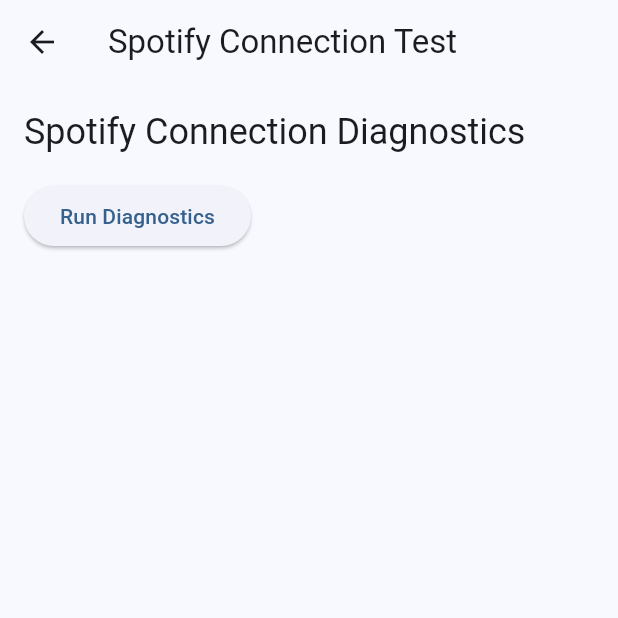
After one commit to EthanWoolley/SongSurf, a Flutter app: the screen it shows after launch, after a tap on the "music note" icon, on a phone screen of 412 x 824 dp, the top half of it. The commit adds this screen. Run offline on Flutter 3.47's test engine with Material 3 defaults, Android fonts, the phone set to English and light mode, and no system bars; our stand-ins replace cached_network_image, flutter_dotenv, sensors_plus, supabase_flutter; missing offline and left inert: spotify_sdk; accounts and stored records are empty; network calls fail.

Commit message:
Update Spotify SDK and improve platform integration
- Upgrade Spotify SDK from v2.3.1 to v3.0.2
- Enhance Android and iOS configuration for Spotify connectivity
- Add robust Spotify initialization and authentication logic
- Implement fallback mechanisms and connection retry strategies
- Update platform-specific manifests and permissions
- Add SpotifyTestScreen for debugging connection issues
- Improve error handling and logging in SpotifyService

```diff
--- a/lib/main.dart
+++ b/lib/main.dart
@@ -4,6 +4,7 @@ import 'package:songsurf/services/spotify_service.dart';
 import 'package:songsurf/services/supabase_service.dart';
 import 'package:songsurf/theme/app_theme.dart';
 import 'package:songsurf/screens/name_screen.dart';
+import 'package:songsurf/screens/spotify_test_screen.dart';
 import 'package:url_launcher/url_launcher.dart';
 import 'dart:async';
 import 'package:flutter/services.dart';
@@ -16,7 +17,22 @@ void main() async {
 
   // Initialize services
   await SupabaseService().initialize();
-  await SpotifyService().initialize();
+
+  // Initialize Spotify service with retry logic
+  bool spotifyInitialized = false;
+  int retryCount = 0;
+
+  while (!spotifyInitialized && retryCount < 3) {
+    try {
+      await SpotifyService().initialize();
+      spotifyInitialized = true;
+      print('Spotify service initialized successfully');
+    } catch (e) {
+      retryCount++;
+      print('Failed to initialize Spotify service (attempt $retryCount): $e');
+      await Future.delayed(Duration(seconds: 1));
+    }
+  }
 
   runApp(const MyApp());
 }
@@ -38,6 +54,19 @@ class _MyAppState extends State<MyApp> with WidgetsBindingObserver {
 
     // Configure platform channels for deep linking
     _configureDeepLinking();
+
+    // Ensure Spotify is authenticated when app starts
+    _authenticateSpotify();
+  }
+
+  Future<void> _authenticateSpotify() async {
+    try {
+      await _spotifyService.authenticate();
+      print('Spotify authenticated successfully');
+    } catch (e) {
+      print('Failed to authenticate with Spotify: $e');
+      // We'll continue anyway, as the app can still function with web fallbacks
+    }
   }
 
   @override
@@ -51,7 +80,7 @@ class _MyAppState extends State<MyApp> with WidgetsBindingObserver {
   void didChangeAppLifecycleState(AppLifecycleState state) {
     if (state == AppLifecycleState.resumed) {
       // Reconnect to Spotify when app is resumed
-      _spotifyService.authenticate();
+      _authenticateSpotify();
     }
   }
 
@@ -68,7 +97,29 @@ class _MyAppState extends State<MyApp> with WidgetsBindingObserver {
       theme: AppTheme.lightTheme,
       darkTheme: AppTheme.darkTheme,
       themeMode: ThemeMode.system,
-      home: const NameScreen(),
+      home: const HomeWrapper(),
     );
   }
 }
+
+class HomeWrapper extends StatelessWidget {
+  const HomeWrapper({super.key});
+
+  @override
+  Widget build(BuildContext context) {
+    return Scaffold(
+      body: NameScreen(),
+      floatingActionButton: FloatingActionButton(
+        onPressed: () {
+          Navigator.of(context).push(
+            MaterialPageRoute(
+              builder: (context) => const SpotifyTestScreen(),
+            ),
+          );
+        },
+        child: const Icon(Icons.music_note),
+        tooltip: 'Spotify Connection Test',
+      ),
+    );
+  }
+}
--- /dev/null
+++ b/lib/screens/spotify_test_screen.dart
@@ -0,0 +1,133 @@
+import 'package:flutter/material.dart';
+import 'package:songsurf/services/spotify_service.dart';
+
+class SpotifyTestScreen extends StatefulWidget {
+  const SpotifyTestScreen({super.key});
+
+  @override
+  State<SpotifyTestScreen> createState() => _SpotifyTestScreenState();
+}
+
+class _SpotifyTestScreenState extends State<SpotifyTestScreen> {
+  final _spotifyService = SpotifyService();
+  Map<String, dynamic>? _testResults;
+  bool _isLoading = false;
+  String? _errorMessage;
+
+  @override
+  Widget build(BuildContext context) {
+    return Scaffold(
+      appBar: AppBar(
+        title: const Text('Spotify Connection Test'),
+      ),
+      body: Padding(
+        padding: const EdgeInsets.all(16.0),
+        child: Column(
+          crossAxisAlignment: CrossAxisAlignment.start,
+          children: [
+            Text(
+              'Spotify Connection Diagnostics',
+              style: Theme.of(context).textTheme.headlineSmall,
+            ),
+            const SizedBox(height: 16),
+            ElevatedButton(
+              onPressed: _isLoading ? null : _runTests,
+              child: _isLoading
+                  ? const CircularProgressIndicator()
+                  : const Text('Run Diagnostics'),
+            ),
+            const SizedBox(height: 24),
+            if (_errorMessage != null)
+              Container(
+                padding: const EdgeInsets.all(8),
+                color: Colors.red.shade100,
+                child: Text(
+                  'Error: $_errorMessage',
+                  style: TextStyle(color: Colors.red.shade900),
+                ),
+              ),
+            if (_testResults != null) ...[
+              Text(
+                'Test Results:',
+                style: Theme.of(context).textTheme.titleMedium,
+              ),
+              const SizedBox(height: 8),
+              Expanded(
+                child: SingleChildScrollView(
+                  child: _buildTestResultsView(),
+                ),
+              ),
+            ],
+          ],
+        ),
+      ),
+    );
+  }
+
+  Future<void> _runTests() async {
+    setState(() {
+      _isLoading = true;
+      _errorMessage = null;
+    });
+
+    try {
+      final results = await _spotifyService.testSpotifyConnection();
+      setState(() {
+        _testResults = results;
+        _isLoading = false;
+      });
+    } catch (e) {
+      setState(() {
+        _errorMessage = e.toString();
+        _isLoading = false;
+      });
+    }
+  }
+
+  Widget _buildTestResultsView() {
+    if (_testResults == null) return const SizedBox.shrink();
+
+    return Column(
+      crossAxisAlignment: CrossAxisAlignment.start,
+      children: _testResults!.entries.map((entry) {
+        final key = entry.key;
+        final value = entry.value;
+
+        // Format the key for better readability
+        final formattedKey = key
+            .replaceAllMapped(
+                RegExp(r'([A-Z])'), (match) => ' ${match.group(0)}')
+            .replaceAllMapped(
+                RegExp(r'([a-z])([A-Z])'), (match) => '${match.group(1)} ${match.group(2)}')
+            .toLowerCase()
+            .trim();
+
+        final capitalizedKey = formattedKey.substring(0, 1).toUpperCase() + formattedKey.substring(1);
+
+        return Padding(
+          padding: const EdgeInsets.only(bottom: 8.0),
+          child: Column(
+            crossAxisAlignment: CrossAxisAlignment.start,
+            children: [
+              Text(
+                '$capitalizedKey:',
+                style: const TextStyle(fontWeight: FontWeight.bold),
+              ),
+              Text(
+                value.toString(),
+                style: TextStyle(
+                  color: value.toString().contains('Error') || value.toString().contains('Exception')
+                      ? Colors.red
+                      : value == true
+                          ? Colors.green
+                          : null,
+                ),
+              ),
+              const Divider(),
+            ],
+          ),
+        );
+      }).toList(),
+    );
+  }
+}
--- a/lib/services/spotify_service.dart
+++ b/lib/services/spotify_service.dart
@@ -4,12 +4,14 @@ import 'package:url_launcher/url_launcher.dart';
 import 'package:http/http.dart' as http;
 import 'dart:convert';
 import 'dart:io' show Platform;
+import 'package:flutter/foundation.dart';
 
 class SpotifyService {
   static final SpotifyService _instance = SpotifyService._internal();
   bool _isInitialized = false;
   bool _isSpotifyInstalled = false;
   String? _accessToken;
+  bool? _spotifyAppConnectionToken;
 
   factory SpotifyService() {
     return _instance;
@@ -21,41 +23,60 @@ class SpotifyService {
     if (_isInitialized) return;
 
     try {
-      // First check if Spotify is installed using a more reliable method
-      if (Platform.isIOS) {
-        // On iOS, we'll check if we can launch the Spotify URL scheme
-        final canLaunch = await canLaunchUrl(Uri.parse('spotify:app'));
-        _isSpotifyInstalled = canLaunch;
-      } else {
-        // For Android, try to check if Spotify is installed
+      final clientId = dotenv.env['SPOTIFY_CLIENT_ID']!;
+      final redirectUrl = dotenv.env['SPOTIFY_REDIRECT_URL']!;
+
+      print('Initializing Spotify service with:');
+      print('Client ID: $clientId');
+      print('Redirect URL: $redirectUrl');
+
+      // Check if Spotify is installed - in v3.0.2, we need to use a different approach
+      try {
+        // In the new version, we can try to connect and catch the error if Spotify isn't installed
+        _isSpotifyInstalled = true; // Assume true initially
+
+        // We'll know it's not installed if connection fails with specific error
+        print('Checking if Spotify is installed by attempting connection...');
+      } catch (e) {
+        print('Warning: Failed to check if Spotify is installed: $e');
+        _isSpotifyInstalled = true; // Assume it's installed and try anyway
+      }
+
+      // Try to connect to Spotify remote
+      if (_isSpotifyInstalled) {
         try {
-          // Try to check if Spotify app is active as a proxy for installation
-          _isSpotifyInstalled = await SpotifySdk.isSpotifyAppActive;
+          // The new SDK version uses a different connection method
+          final connectionResult = await SpotifySdk.connectToSpotifyRemote(
+            clientId: clientId,
+            redirectUrl: redirectUrl,
+          );
+          print('Successfully connected to Spotify Remote: $connectionResult');
+          _spotifyAppConnectionToken = connectionResult;
         } catch (e) {
-          // Fallback to checking if we can launch the Spotify URL
-          _isSpotifyInstalled = await canLaunchUrl(Uri.parse('spotify:app'));
+          print('Warning: Failed to connect to Spotify remote: $e');
+          // If we get a specific error about Spotify not being installed, update our flag
+          if (e.toString().contains('Spotify app is not installed') ||
+              e.toString().contains('CouldNotFindSpotifyApp')) {
+            _isSpotifyInstalled = false;
+            print('Spotify app is not installed based on connection error');
+          }
+          // We can still use the app with URL launching and Web API
         }
       }
 
-      // Only try to connect if Spotify is installed
-      if (_isSpotifyInstalled) {
-        try {
-          await SpotifySdk.connectToSpotifyRemote(
-            clientId: dotenv.env['SPOTIFY_CLIENT_ID']!,
-            redirectUrl: dotenv.env['SPOTIFY_REDIRECT_URL']!,
-          );
-        } catch (e) {
-          // If connection fails, we can still use the app with URL launching
-          print('Warning: Failed to connect to Spotify remote: $e');
-        }
+      // Always authenticate with the Web API as a fallback
+      try {
+        await authenticate();
+        print('Successfully authenticated with Spotify Web API');
+      } catch (authError) {
+        print('Warning: Failed to authenticate with Spotify Web API: $authError');
       }
 
       _isInitialized = true;
     } catch (e) {
       // If there's an error, we can still use the web API
-      _isSpotifyInstalled = false;
+      print('Warning: Failed to initialize Spotify SDK: $e');
       _isInitialized = true;
-      print('Warning: Failed to initialize Spotify SDK: $e');
     }
   }
 
@@ -80,20 +101,7 @@ class SpotifyService {
         final data = json.decode(response.body);
         _accessToken = data['access_token'];
       } else {
-        throw Exception('Failed to authenticate with Spotify API');
-      }
-
-      // Only try to connect to Spotify remote if the app is installed
-      if (_isSpotifyInstalled) {
-        try {
-          await SpotifySdk.connectToSpotifyRemote(
-            clientId: clientId,
-            redirectUrl: dotenv.env['SPOTIFY_REDIRECT_URL']!,
-          );
-        } catch (e) {
-          print('Warning: Failed to connect to Spotify remote: $e');
-          // We can continue without remote connection
-        }
+        throw Exception('Failed to authenticate with Spotify API: ${response.statusCode} - ${response.body}');
       }
     } catch (e) {
       throw Exception('Failed to authenticate with Spotify: $e');
@@ -153,8 +161,12 @@ class SpotifyService {
 
   Future<bool> checkConnection() async {
     try {
-      return await SpotifySdk.isSpotifyAppActive;
+      // In v3.0.2, we need to use a different approach
+      // Try to get the player state, which will throw if not connected
+      final playerState = await SpotifySdk.getPlayerState();
+      return playerState != null;
     } catch (e) {
+      print('Error checking Spotify connection: $e');
       return false;
     }
   }
@@ -176,10 +188,29 @@ class SpotifyService {
       final bool connected = await checkConnection();
       if (connected) {
         try {
+          // Use the updated play method with more options
           await SpotifySdk.play(spotifyUri: 'spotify:track:$trackId');
           return; // Success!
         } catch (e) {
           print('SDK play failed, falling back to URL: $e');
+          // Fall through to URL launching
+        }
+      } else {
+        // Try to reconnect if not connected
+        try {
+          final clientId = dotenv.env['SPOTIFY_CLIENT_ID']!;
+          final redirectUrl = dotenv.env['SPOTIFY_REDIRECT_URL']!;
+
+          await SpotifySdk.connectToSpotifyRemote(
+            clientId: clientId,
+            redirectUrl: redirectUrl,
+          );
+
+          // Try playing again after reconnection
+          await SpotifySdk.play(spotifyUri: 'spotify:track:$trackId');
+          return; // Success!
+        } catch (reconnectError) {
+          print('Reconnection failed: $reconnectError');
           // Fall through to URL launching
         }
       }
@@ -268,4 +299,79 @@ class SpotifyService {
 
   // Add a method to check if Spotify is installed
   bool get isSpotifyInstalled => _isSpotifyInstalled;
+
+  // Test function to verify Spotify connection
+  Future<Map<String, dynamic>> testSpotifyConnection() async {
+    final result = <String, dynamic>{
+      'isSpotifyInstalled': _isSpotifyInstalled,
+      'isInitialized': _isInitialized,
+      'hasAccessToken': _accessToken != null,
+      'hasSpotifyAppConnectionToken': _spotifyAppConnectionToken != null,
+      'clientId': dotenv.env['SPOTIFY_CLIENT_ID'],
+      'redirectUrl': dotenv.env['SPOTIFY_REDIRECT_URL'],
+      'sdkVersion': '3.0.2',
+    };
+
+    try {
+      // Try to check if Spotify app is installed - in v3.0.2, we infer this from connection attempts
+      try {
+        // We'll try to get player state, which will fail if Spotify isn't installed
+        final playerState = await SpotifySdk.getPlayerState();
+        result['isSpotifyInstalled'] = playerState != null;
+      } catch (e) {
+        result['isSpotifyInstalledError'] = e.toString();
+        // If we get a specific error about Spotify not being installed, update our result
+        if (e.toString().contains('Spotify app is not installed') ||
+            e.toString().contains('CouldNotFindSpotifyApp')) {
+          result['isSpotifyInstalled'] = false;
+        }
+      }
+
+      // Try to check if Spotify app is connected
+      try {
+        final playerState = await SpotifySdk.getPlayerState();
+        result['isSpotifyAppConnected'] = playerState != null;
+        result['playerState'] = playerState.toString();
+      } catch (e) {
+        result['isSpotifyAppConnectedError'] = e.toString();
+      }
+
+      // Try to check if we can launch Spotify URLs
+      try {
+        result['canLaunchSpotifyUri'] = await canLaunchUrl(Uri.parse('spotify:'));
+      } catch (e) {
+        result['canLaunchSpotifyUriError'] = e.toString();
+      }
+
+      // Try to connect to Spotify remote
+      try {
+        final clientId = dotenv.env['SPOTIFY_CLIENT_ID']!;
+        final redirectUrl = dotenv.env['SPOTIFY_REDIRECT_URL']!;
+
+        final connectionResult = await SpotifySdk.connectToSpotifyRemote(
+          clientId: clientId,
+          redirectUrl: redirectUrl,
+        );
+        result['connectedToSpotifyRemote'] = connectionResult != null;
+        result['spotifyConnectionToken'] = connectionResult;
+      } catch (e) {
+        result['connectToSpotifyRemoteError'] = e.toString();
+      }
+
+      // Try to get an access token
+      try {
+        await authenticate();
+        result['gotAccessToken'] = _accessToken != null;
+      } catch (e) {
+        result['getAccessTokenError'] = e.toString();
+      }
+
+      return result;
+    } catch (e) {
+      return {
+        ...result,
+        'testError': e.toString(),
+      };
+    }
+  }
 }
--- a/pubspec.yaml
+++ b/pubspec.yaml
@@ -35,7 +35,7 @@ dependencies:
   # Use with the CupertinoIcons class for iOS style icons.
   cupertino_icons: ^1.0.2
   supabase_flutter: ^2.3.1
-  spotify_sdk: ^2.3.1
+  spotify_sdk: ^3.0.2
   flutter_dotenv: ^5.1.0
   json_annotation: ^4.8.1
   intl: ^0.19.0
```
Also changed, not shown: pubspec.lock, 4 other files.
